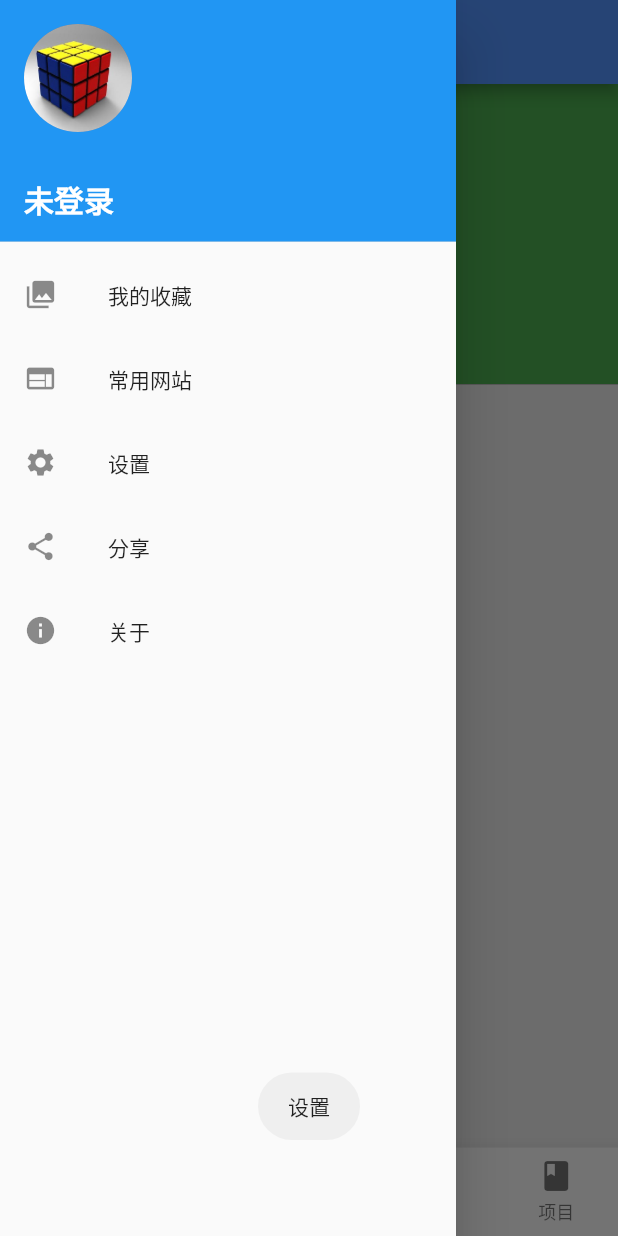
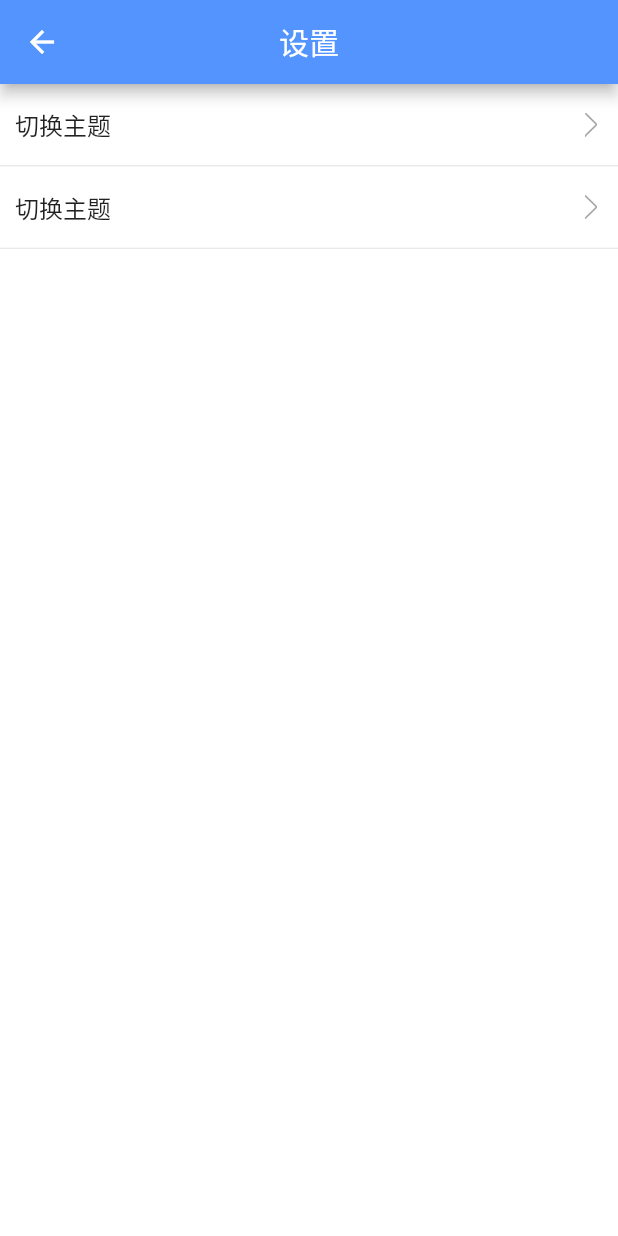
Before and after one commit to ngu2008/wanandroid, a Flutter app: the App screen opened by its route, in the side drawer, after a tap on "设置", on a phone screen of 412 x 824 dp. Run offline on Flutter 3.47's test engine with Material 2 defaults, Android fonts, the phone set to English and light mode, and no system bars; our stand-ins replace dio, event_bus, flutter_slidable, flutter_swiper, fluttertoast, font_awesome_flutter and 2 more; missing offline and left inert: common_utils, flutter_webview_plugin, lpinyin; accounts and stored records are empty; network calls fail; statements that could not run were skipped.

Commit message:
更新内容

```diff
--- a/lib/drawer/drawer.dart
+++ b/lib/drawer/drawer.dart
@@ -3,6 +3,7 @@ import 'package:fluttertoast/fluttertoast.dart';
 import 'package:wanandroid_ngu/common/application.dart';
 import 'package:wanandroid_ngu/common/user.dart';
 import 'package:wanandroid_ngu/drawer/my_collections.dart';
+import 'package:wanandroid_ngu/drawer/setting.dart';
 import 'package:wanandroid_ngu/event/login_event.dart';
 import 'package:wanandroid_ngu/login/login_page.dart';
 import 'package:wanandroid_ngu/public_ui/webview_page.dart';
@@ -105,7 +106,9 @@ class DrawerPageState extends State<DrawerPage> {
             ),
             leading: Icon(Icons.settings, size: 22.0),
             onTap: () {
-              Fluttertoast.showToast(msg: "设置");
+              Navigator.of(context).push(new MaterialPageRoute(builder: (context){
+                return new SettingPage();
+              }));
             },
           ),
           ListTile(
@@ -120,7 +123,7 @@ class DrawerPageState extends State<DrawerPage> {
           ),
           ListTile(
             title: Text(
-              '关于',
+              '关于作者',
               textAlign: TextAlign.left,
             ),
             leading: Icon(Icons.info, size: 22.0),
--- /dev/null
+++ b/lib/drawer/setting.dart
@@ -0,0 +1,66 @@
+import 'package:flutter/material.dart';
+import 'package:fluttertoast/fluttertoast.dart';
+
+class SettingPage extends StatelessWidget {
+  @override
+  Widget build(BuildContext context) {
+    return new Scaffold(
+        backgroundColor: Colors.white,
+        appBar: new AppBar(
+          centerTitle: true,
+          title: new Text("设置"),
+        ),
+        body: Column(
+          children: <Widget>[
+            InkWell(
+              onTap: () {
+                Fluttertoast.showToast(msg: "设置");
+              },
+              child: Padding(
+                  padding: const EdgeInsets.fromLTRB(10.0, 15.0, 10.0, 15.0),
+                  child: Row(
+                    children: <Widget>[
+                      Expanded(
+                          child: Text(
+                        "切换主题",
+                        style: TextStyle(fontSize: 16),
+                      )),
+                      new Image.asset(
+                        "images/arrow_right.png",
+                        width: 16,
+                        height: 16,
+                      )
+                    ],
+                  )),
+            ),
+            Divider(
+              height: 1,
+            ),
+            InkWell(
+              onTap: () {
+                Fluttertoast.showToast(msg: "设置");
+              },
+              child: Padding(
+                  padding: const EdgeInsets.fromLTRB(10.0, 15.0, 10.0, 15.0),
+                  child: Row(
+                    children: <Widget>[
+                      Expanded(
+                          child: Text(
+                        "切换主题",
+                        style: TextStyle(fontSize: 16),
+                      )),
+                      new Image.asset(
+                        "images/arrow_right.png",
+                        width: 16,
+                        height: 16,
+                      )
+                    ],
+                  )),
+            ),
+            Divider(
+              height: 1,
+            ),
+          ],
+        ));
+  }
+}
--- a/lib/main.dart
+++ b/lib/main.dart
@@ -29,7 +29,7 @@ class MyApp extends StatelessWidget {
       debugShowCheckedModeBanner: false,
       theme: new ThemeData(
         primaryColor: const Color(0xFF5394FF),
-        scaffoldBackgroundColor: Color(0xFFebebeb),
+        scaffoldBackgroundColor: Color(0xFFFFFFFF),
         accentColor: const Color(0xFF5394FF),
       ),
 
--- a/lib/navigation/navigation.dart
+++ b/lib/navigation/navigation.dart
@@ -49,6 +49,7 @@ class NavigationState extends State<NavigationPage> {
   @override
   Widget build(BuildContext context) {
     return Scaffold(
+
       body: RefreshIndicator(
         child: _rightListView(context),
         onRefresh: _getData,
--- a/lib/splash_screen.dart
+++ b/lib/splash_screen.dart
@@ -22,7 +22,7 @@ class SplashScreenState extends State<SplashScreen> {
       new Slide(
         title: "Flutter",
         description:
-        "Flutter是谷歌的移动UI框架，可以快速在iOS和Android上构建高质量的原生用户界面。 Flutter可以与现有的代码一起工作。在全世界，Flutter正在被越来越多的开发者和组织使用，并且Flutter是完全免费、开源的.",
+        "Flutter是谷歌的移动UI框架，可以快速在iOS和Android上构建高质量的原生用户界面。 Flutter可以与现有的代码一起工作。在全世界，Flutter正在被越来越多的开发者和组织使用，并且Flutter是完全免费、开源的。",
         styleDescription: TextStyle(
             color: Colors.white,
             fontSize: 20.0,
@@ -39,7 +39,7 @@ class SplashScreenState extends State<SplashScreen> {
       new Slide(
         title: "Wanandroid",
         description:
-        "这是一款使用Flutter写的WanAndroid客户端应用，在Android和IOS都完美运行,可以用来入门Flutter，简单明了，适合初学者,项目完全开源，如果本项目确实能够帮助到你学习Flutter，谢谢start，有问题请提交Issues,我会及时回复",
+        "这是一款使用Flutter写的WanAndroid客户端应用，在Android和IOS都完美运行,可以用来入门Flutter，简单明了，适合初学者,项目完全开源，如果本项目确实能够帮助到你学习Flutter，谢谢start，有问题请提交Issues,我会及时回复。",
         styleDescription: TextStyle(
             color: Colors.white,
             fontSize: 20.0,
@@ -56,7 +56,7 @@ class SplashScreenState extends State<SplashScreen> {
       new Slide(
         title: "Welcome",
         description:
-        "赠人玫瑰，手有余香。分享技术，传递快乐.",
+        "赠人玫瑰，手有余香；\n分享技术，传递快乐。",
         styleDescription: TextStyle(
             color: Colors.white,
             fontSize: 20.0,
--- a/pubspec.yaml
+++ b/pubspec.yaml
@@ -56,3 +56,4 @@ flutter:
   - images/loading.png
   - images/flutter.png
   - images/head.jpg
+  - images/arrow_right.png
```
Also changed, not shown: images/arrow_right.png (added), 1 other file.
